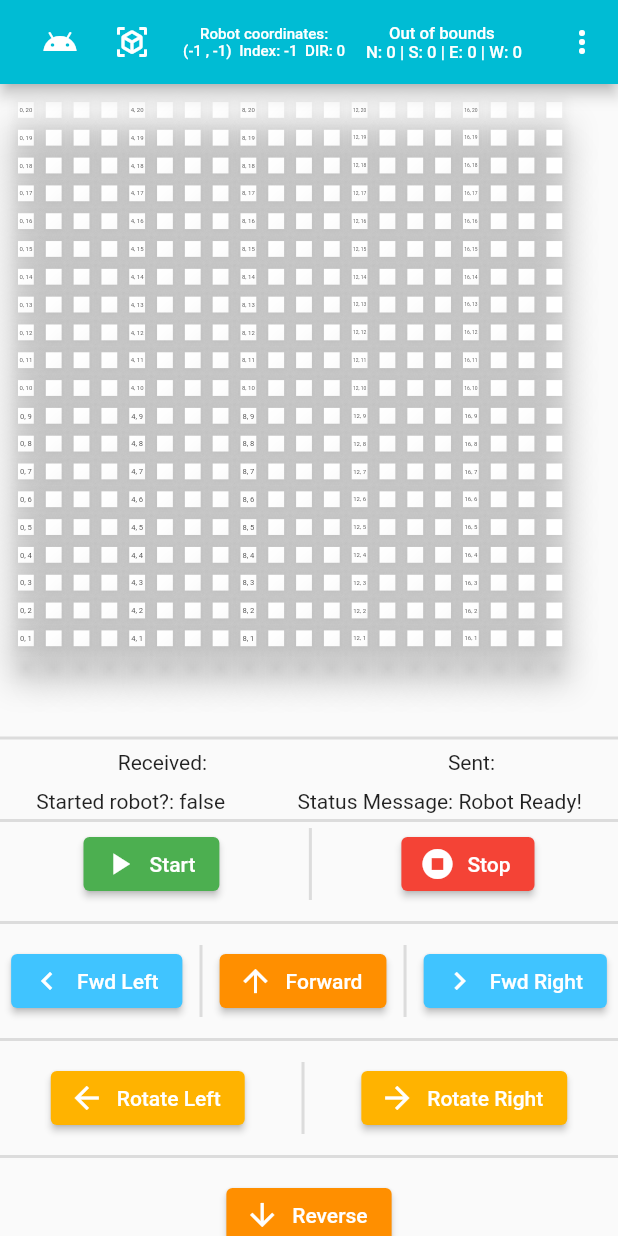
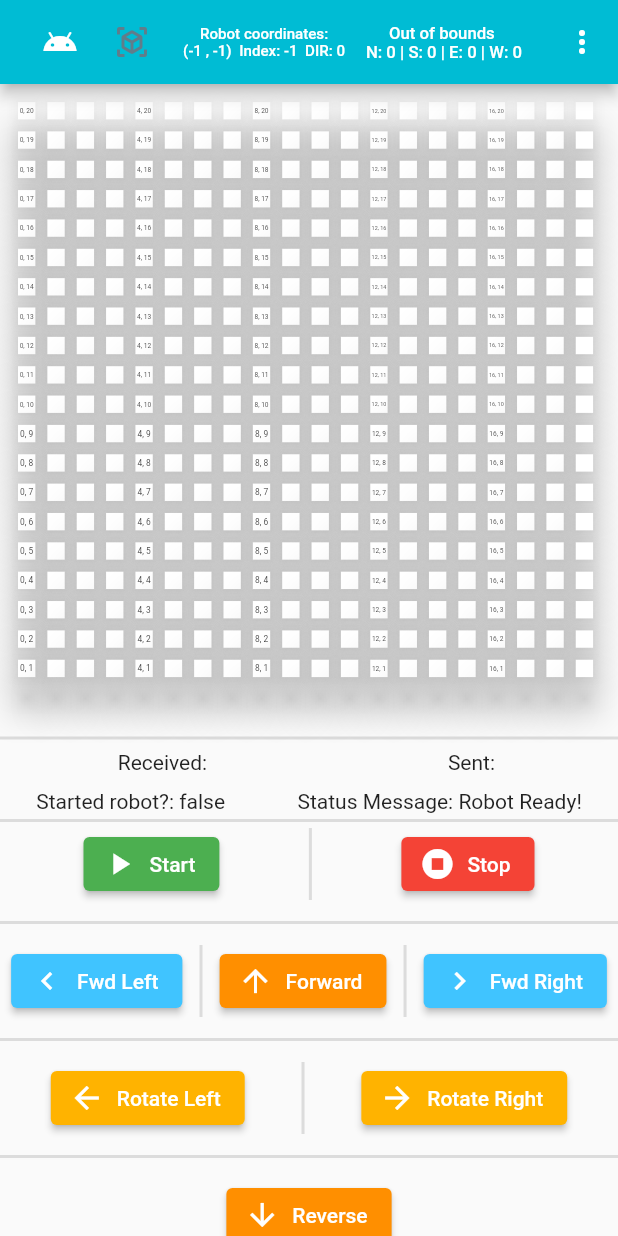
Before and after one commit to xKwan/MDP3004, a Flutter app: the GridArena screen opened directly, after a tap on the "android" icon, on a phone screen of 412 x 824 dp. Run offline on Flutter 3.47's test engine with Material 2 defaults, Android fonts, the phone set to English and light mode, and no system bars; our stand-ins replace another_flushbar, flutter_bluetooth_serial, rxdart.

Commit message:
Minor ui changes

```diff
--- a/lib/GridArena.dart
+++ b/lib/GridArena.dart
@@ -10,7 +10,7 @@ import 'BluetoothConnection.dart';
 import 'helpers/RoundedButton.dart';
 import 'helpers/Util.dart';
 
-enum action { UNKNOWN, ADD, REMOVE, PLACE, RESIZE, BORDER }
+enum action { UNKNOWN, ADD, REMOVE, PLACE, RESIZE, BORDER, SUB }
 
 class _Message {
   int whom;
@@ -385,25 +385,43 @@ class _GridArenaState extends State<GridArena>
                           //Place robot
                           IconButton(
                               onPressed: () => {
-                                    if (_action == action.PLACE)
-                                      _action = action.UNKNOWN
-                                    else
-                                      _action = action.PLACE
+                                    setState(() {
+                                      if (_action == action.PLACE)
+                                        _action = action.SUB;
+                                      else if (_action == action.SUB)
+                                        _action = action.UNKNOWN;
+                                      else
+                                        _action = action.PLACE;
+                                    })
                                   },
-                              icon: Icon(Icons.android_rounded)),
+                              icon: _action == action.PLACE?
+                              Icon(Icons.android_rounded):
+                              _action == action.SUB ?
+                              Icon(Icons.close) :
+                              Icon(Icons.android_rounded,
+                                    color: Colors.blueGrey,)
+                          ),
 
                           //Place Obstacle
                           IconButton(
                               onPressed: () => {
-                                if (_action == action.ADD)
-                                  _action = action.REMOVE
-                                else if (_action == action.REMOVE)
-                                  _action = action.UNKNOWN
-                                else
-                                  _action = action.ADD
+                               setState (() {
+                                 if (_action == action.ADD)
+                                   _action = action.REMOVE;
+                                 else if (_action == action.REMOVE)
+                                   _action = action.UNKNOWN;
+                                 else
+                                   _action = action.ADD;
+                               })
                               },
-                              icon: Icon(Icons.view_in_ar,
-                                          color: Colors.white)),
+                              icon: _action == action.ADD ?
+                              Icon(Icons.view_in_ar,
+                                  color: Colors.white):
+                              _action == action.REMOVE ?
+                              Icon(Icons.close) :
+                              Icon(Icons.view_in_ar,
+                                color: Colors.blueGrey)
+                          ),
                           // Draggable<Obstacle>(
                           //   data:
                           //       new Obstacle(id: obstID++, action: action.ADD),
@@ -522,7 +540,7 @@ class _GridArenaState extends State<GridArena>
                         padding: const EdgeInsets.all(8.0),
                         child: Container(
                           height: MediaQuery.of(context).size.height * _height,
-                          width: MediaQuery.of(context).size.width * .9,
+                          width: MediaQuery.of(context).size.width * .95,
                           child: GridView.count(
                             childAspectRatio: 1,
                             crossAxisCount: _columns,
@@ -562,6 +580,9 @@ class _GridArenaState extends State<GridArena>
                                     }
                                     else if (_action == action.PLACE) {
                                       robotIndex = index;
+                                    }
+                                    else if (_action == action.SUB) {
+                                      robotIndex = -1;
                                     }
                                   })
                                 },
@@ -1290,6 +1311,7 @@ class _GridArenaState extends State<GridArena>
 
         int _updatedIndex =
             imaginaryX + ((_columns + 1) * imaginaryY) + (_columns + 1);
+        // print("$_updatedIndex, $imaginaryX, $imaginaryY, $_rows, $_columns");
 
         data = Obstacle.updateIndex(obstacles[_index[0]]!, _updatedIndex);
         obstacles.remove(obstacles[_index[0]]);
@@ -1982,7 +2004,7 @@ class _GridArenaState extends State<GridArena>
                                     _rows = _updatedRow;
                                     _columns = _updatedColumn;
 
-                                    error = 'Updated. Please close dialog box to see the changes.';
+                                    Navigator.of(context).pop();
 
                                     });
                                   }
@@ -2079,7 +2101,7 @@ class _GridArenaState extends State<GridArena>
                                     else {
                                       setState(() {
                                         _height = _updatedHeight;
-                                        error = 'Updated. Please close dialog box to see the changes.';
+                                        Navigator.of(context).pop();
 
                                       });
                                     }
```
